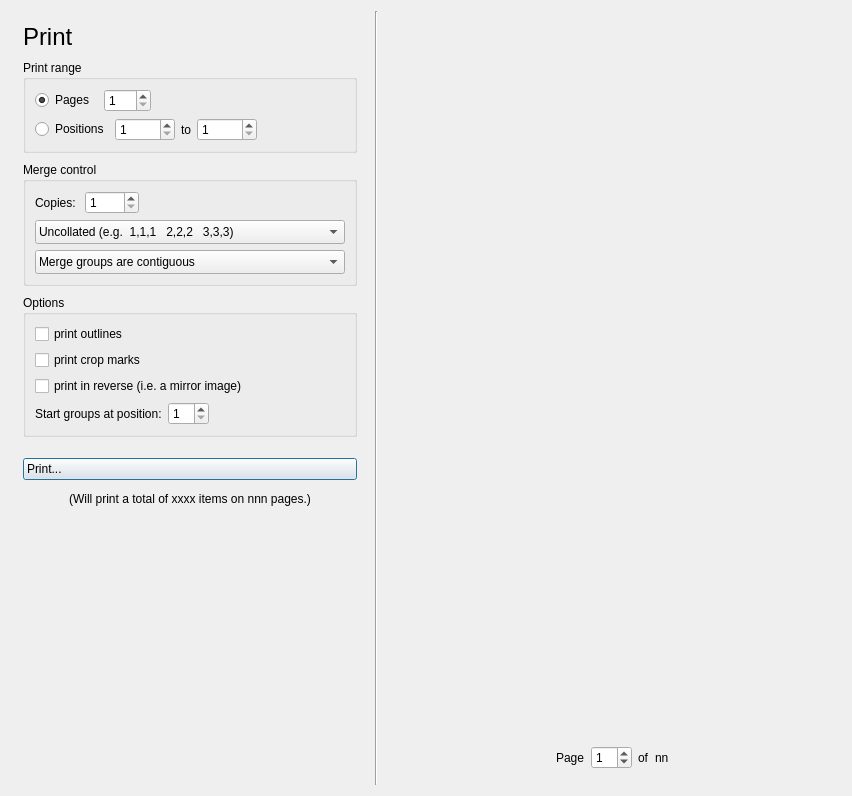
Before: the Qt Designer form glabels/ui/PrintView.ui in lieb/glabels-qt, drawn with Qt 5.
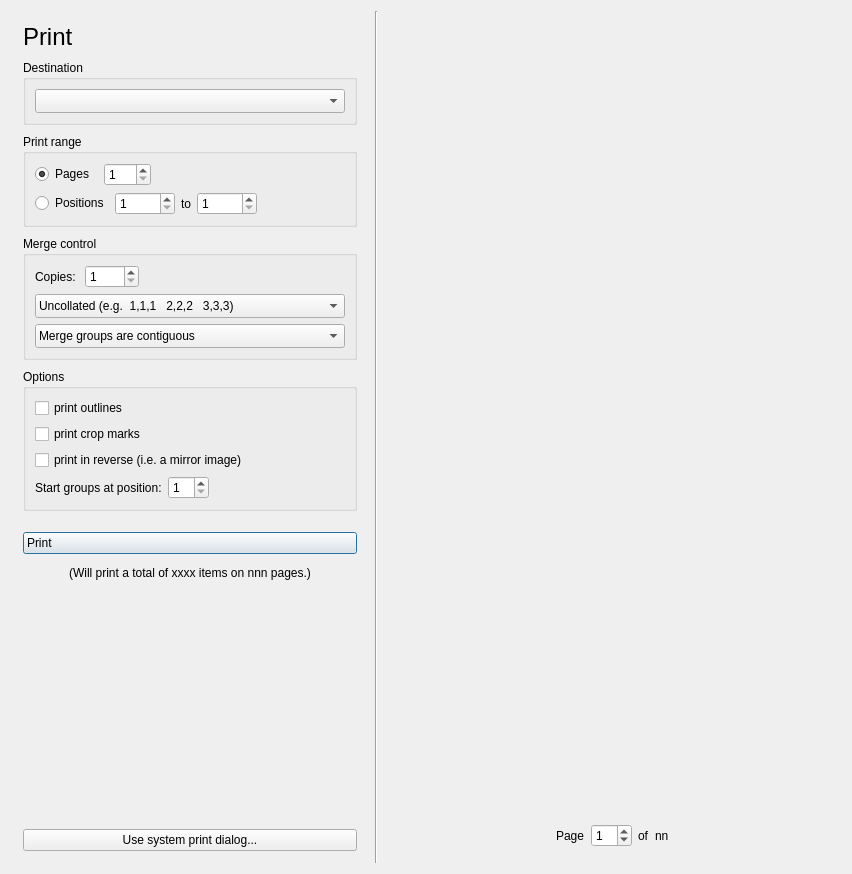
After: the same form once the commit is applied. Icons and pictures are not drawn. Custom widgets are drawn as their Qt base class.

What changed in the file:
```diff
--- a/glabels/ui/PrintView.ui
+++ b/glabels/ui/PrintView.ui
@@ -7,7 +7,7 @@
     <x>0</x>
     <y>0</y>
     <width>852</width>
-    <height>796</height>
+    <height>874</height>
    </rect>
   </property>
   <property name="sizePolicy">
@@ -53,6 +53,34 @@
        </property>
       </widget>
      </item>
+     <item>
+      <widget class="QGroupBox" name="groupBox">
+       <property name="title">
+        <string>Destination</string>
+       </property>
+       <layout class="QVBoxLayout" name="verticalLayout_5">
+        <item>
+         <widget class="QComboBox" name="destinationCombo">
+          <property name="styleSheet">
+           <string notr="true">text-align:left; padding:3px;</string>
+          </property>
+          <property name="currentText">
+           <string/>
+          </property>
+          <property name="iconSize">
+           <size>
+            <width>32</width>
+            <height>32</height>
+           </size>
+          </property>
+          <property name="placeholderText">
+           <string/>
+          </property>
+         </widget>
+        </item>
+       </layout>
+      </widget>
+     </item>
      <item>
       <widget class="QGroupBox" name="printRangeBox">
        <property name="sizePolicy">
@@ -449,7 +477,7 @@
         <string notr="true">text-align:left; padding:3px;</string>
        </property>
        <property name="text">
-        <string>Print...</string>
+        <string>Print</string>
        </property>
        <property name="icon">
         <iconset theme="glabels-print">
@@ -531,6 +559,13 @@
        </property>
       </spacer>
      </item>
+     <item>
+      <widget class="QPushButton" name="systemDialogButton">
+       <property name="text">
+        <string>Use system print dialog...</string>
+       </property>
+      </widget>
+     </item>
     </layout>
    </item>
    <item>
```
Left out of the diff: 86 changed lines with no effect on the pictures.
